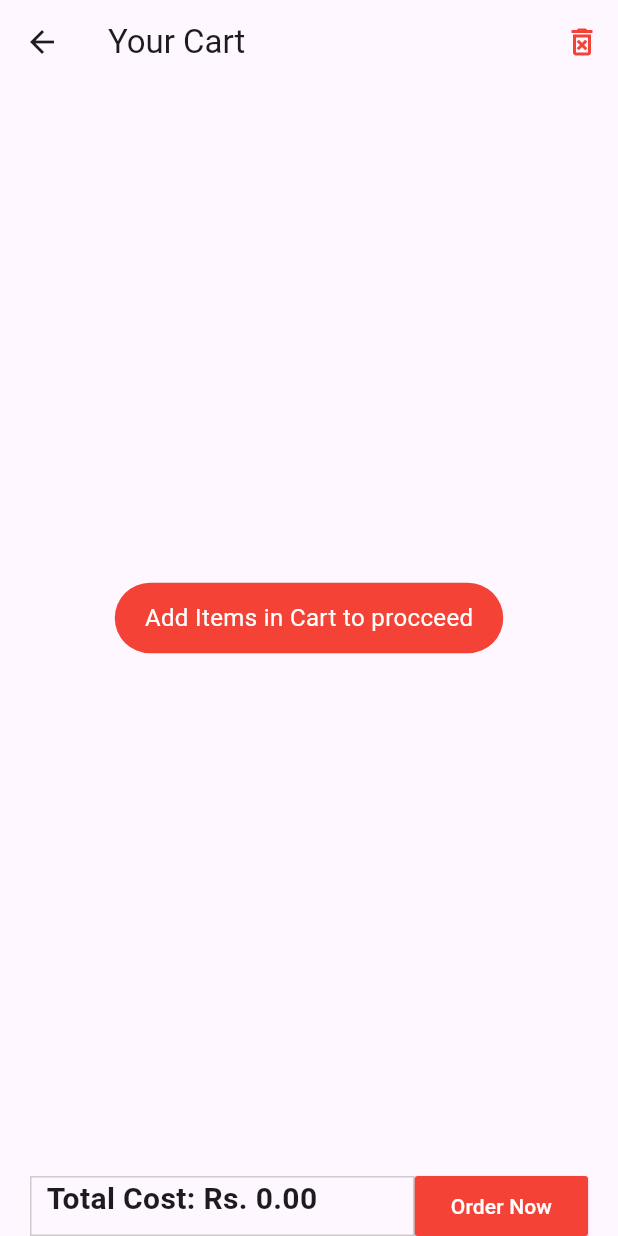
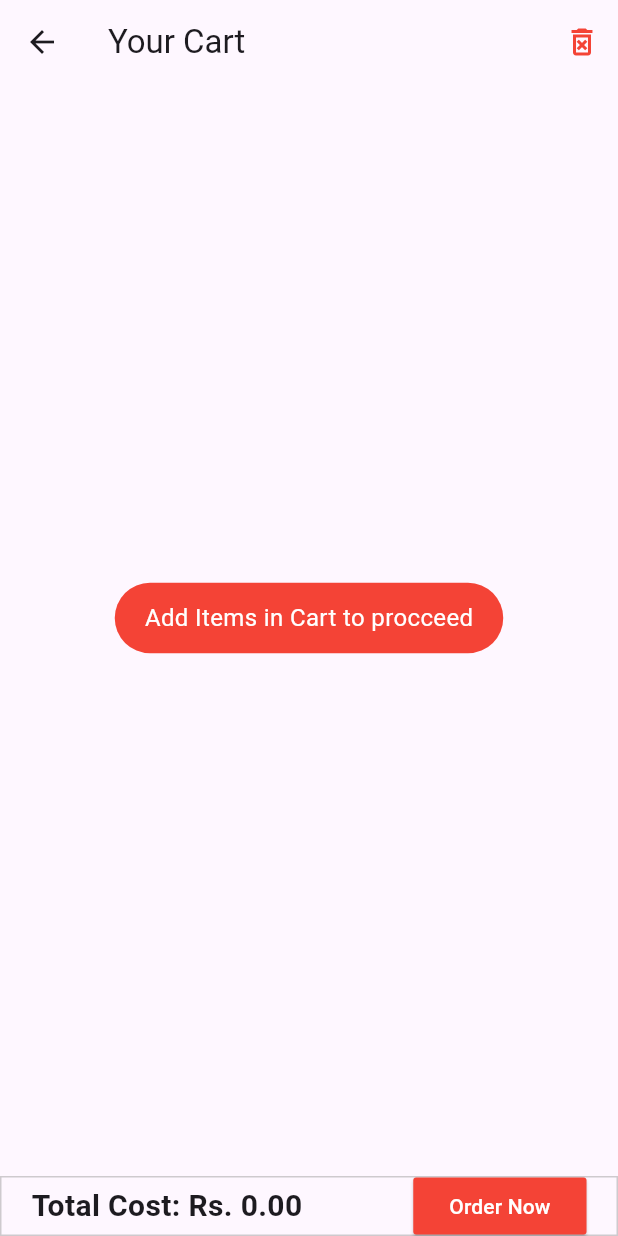
Before and after one commit to prabesh605/tarkari_app, a Flutter app: the CartScreen screen opened directly, after a tap on "Order Now", on a phone screen of 412 x 824 dp. Run offline on Flutter 3.47's test engine with Material 3 defaults, Android fonts, the phone set to English and light mode, and no system bars; our stand-ins replace device_info_plus, dio, firebase_core, firebase_messaging, flutter_hooks, flutter_local_notifications and 9 more; missing offline and left inert: nepali_utils; accounts and stored records are empty; network calls fail.

Commit message:
working on error

```diff
--- a/lib/features/cart_screen/views/cart_screen.dart
+++ b/lib/features/cart_screen/views/cart_screen.dart
@@ -237,26 +237,16 @@ class CartScreen extends HookConsumerWidget {
               width: double.infinity,
               height: 40,
               decoration: BoxDecoration(
-                  // color: Colors.green.withOpacity(0.5),
-                  // border: Border.all(color: Colors.grey.withOpacity(0.5)),
-                  ),
+                // color: Colors.green.withOpacity(0.5),
+                border: Border.all(color: Colors.grey.withOpacity(0.5)),
+              ),
               child: Row(
                 mainAxisAlignment: MainAxisAlignment.spaceBetween,
                 children: [
-                  Expanded(
-                    child: Container(
-                      padding: EdgeInsets.only(left: 10),
-                      height: 40,
-                      decoration: BoxDecoration(
-                        // color: Colors.green.withOpacity(0.5),
-                        border: Border.all(color: Colors.grey.withOpacity(0.5)),
-                      ),
-                      child: Text(
-                        "Total Cost: Rs. ${totalCost.toStringAsFixed(2)}",
-                        style: const TextStyle(
-                            fontSize: 20, fontWeight: FontWeight.bold),
-                      ),
-                    ),
+                  Text(
+                    "Total Cost: Rs. ${totalCost.toStringAsFixed(2)}",
+                    style: const TextStyle(
+                        fontSize: 20, fontWeight: FontWeight.bold),
                   ),
                   ElevatedButton(
                     style: ElevatedButton.styleFrom(
```
